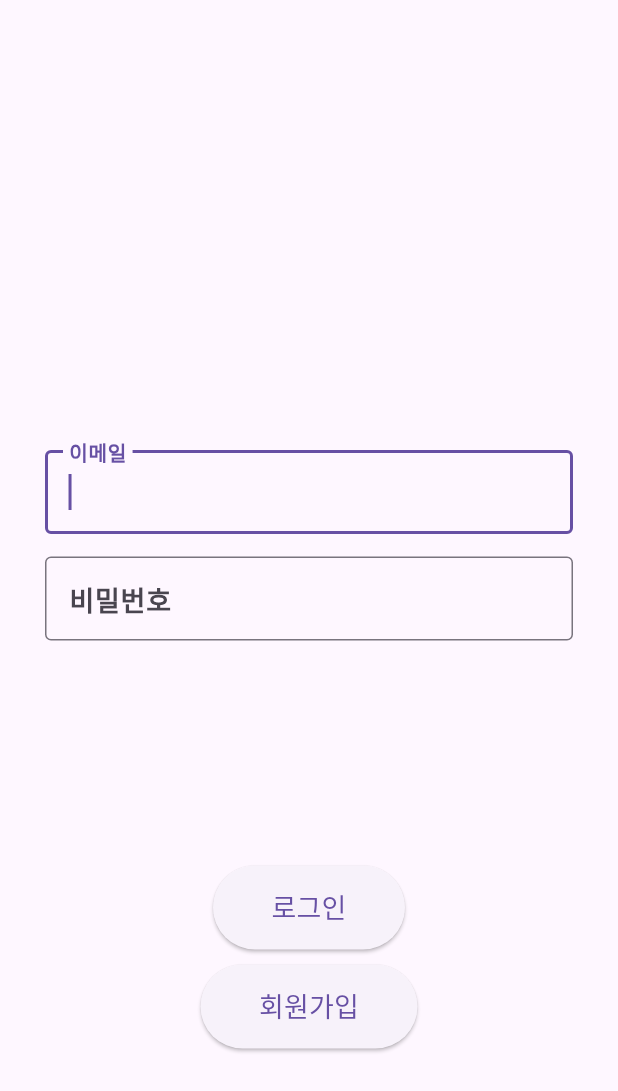
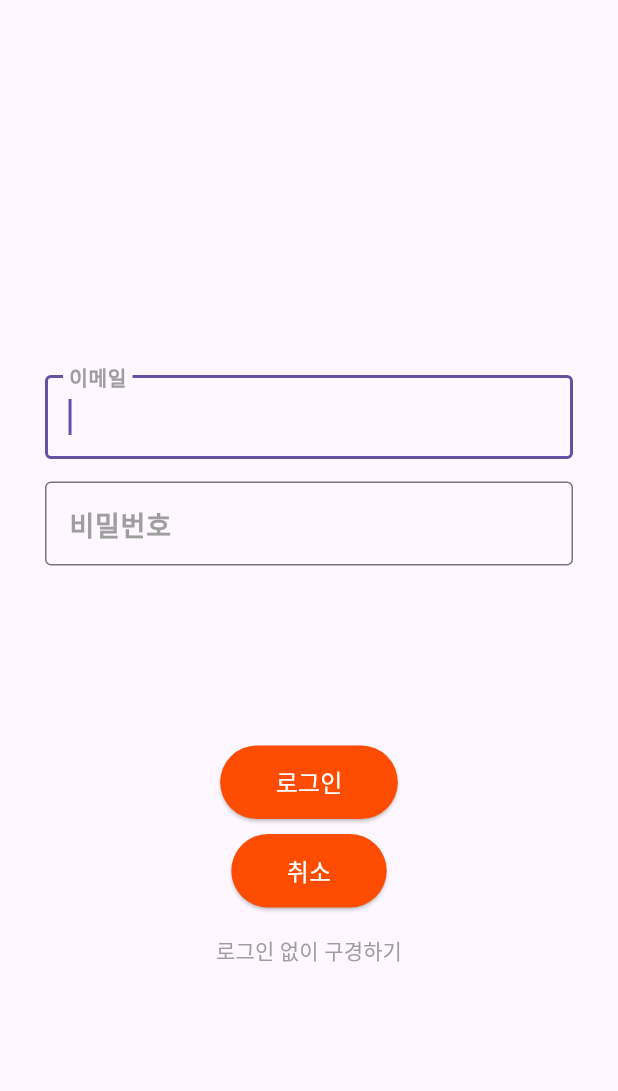
Before and after one commit to pknu-wap/-2-Y-NOT-Project, a Flutter app: the screen it shows after launch, after a tap on "로그인", on a phone screen of 412 x 824 dp. Shown: the top 1091 px of the screen. Run offline on Flutter 3.47's test engine with Material 3 defaults, Android fonts, the phone set to English and light mode, and no system bars; our stand-ins replace cloud_firestore, firebase_auth, firebase_core, get, image_picker; missing offline and left inert: chatview; accounts and stored records are empty; network calls fail; project files that could hold a hidden picture were left out.

Commit message:
splash.dart 픽셀 오류 해결, loginPage.dart ui수정, 취소버튼

```diff
--- a/lib/SignUpPage.dart
+++ b/lib/SignUpPage.dart
@@ -170,7 +170,7 @@ class _SignUpFormState extends State<SignUpForm> {
                     TextFormField(
                       controller: _emailController,
                       decoration: InputDecoration(
-                        hintText: 'example@example.com',
+                        hintText: 'example@pukyong.ac.kr',
                         border: OutlineInputBorder(
                           borderRadius: BorderRadius.circular(16.0), // 입력 창 테두리
                         ),
--- a/lib/loginPage.dart
+++ b/lib/loginPage.dart
@@ -3,9 +3,9 @@ import 'package:firebase_auth/firebase_auth.dart';
 import 'package:flutter/material.dart';
 import 'package:flutter_01/Book_SearchList.dart';
 import 'package:flutter_01/successPage.dart';
-import 'package:flutter_01/user.dart';
 import 'package:get/get.dart';
-import 'package:flutter_01/SignUpPage.dart';
+import 'SignUpPage.dart';
+import 'splash.dart'; // Ensure this is the correct import
 
 class LoginController extends GetxController {
   final FirebaseAuth _authentication = FirebaseAuth.instance;
@@ -37,7 +37,6 @@ class LoginController extends GetxController {
       return true;
     } on FirebaseAuthException catch (e) {
       String errorMessage;
-      //honprint(e.code);
       switch (e.code) {
         case 'user-not-found':
           errorMessage = '사용자를 찾을 수 없습니다.';
@@ -73,7 +72,7 @@ class _LoginPageState extends State<LoginPage> {
   Widget build(BuildContext context) {
     return Scaffold(
       body: SingleChildScrollView(
-        padding: const EdgeInsets.only(top: 300, left: 30, right: 30),
+        padding: const EdgeInsets.only(top: 250, left: 30, right: 30),
         child: Form(
           key: _key,
           child: Column(
@@ -88,12 +87,15 @@ class _LoginPageState extends State<LoginPage> {
                   }
                 },
                 onSaved: (val) => _loginController.userEmail.value = val ?? '',
-                decoration: const InputDecoration(
-                  border: OutlineInputBorder(),
+                decoration: InputDecoration(
+                  border: OutlineInputBorder(
+                    borderSide: BorderSide(color: Colors.grey),
+                  ),
                   labelText: '이메일',
                   labelStyle: TextStyle(
                     fontSize: 18,
                     fontWeight: FontWeight.bold,
+                    color: Colors.grey,
                   ),
                 ),
               ),
@@ -109,16 +111,19 @@ class _LoginPageState extends State<LoginPage> {
                   }
                 },
                 onSaved: (val) => _loginController.userPassword.value = val ?? '',
-                decoration: const InputDecoration(
-                  border: OutlineInputBorder(),
+                decoration: InputDecoration(
+                  border: OutlineInputBorder(
+                    borderSide: BorderSide(color: Colors.grey),
+                  ),
                   labelText: '비밀번호',
                   labelStyle: TextStyle(
                     fontSize: 18,
                     fontWeight: FontWeight.bold,
+                    color: Colors.grey,
                   ),
                 ),
               ),
-              const SizedBox(height: 150),
+              const SizedBox(height: 120),
               ElevatedButton(
                 onPressed: () async {
                   if (_key.currentState!.validate()) {
@@ -130,30 +135,50 @@ class _LoginPageState extends State<LoginPage> {
                   }
                 },
                 child: Container(
-                  padding: const EdgeInsets.all(15),
+                  padding: const EdgeInsets.all(13),
                   child: const Text(
                     "로그인",
                     style: TextStyle(
-                      fontSize: 18,
+                      fontSize: 16,
+                      color: Colors.white,
                     ),
                   ),
+                ),
+                style: ElevatedButton.styleFrom(
+                  backgroundColor: Color(0xFFFE4D02),
                 ),
               ),
               const SizedBox(height: 10),
               ElevatedButton(
                 onPressed: () => Navigator.push(context,
-                    MaterialPageRoute(builder: (context) => SignUpForm())),
+                    MaterialPageRoute(builder: (context) => MyApp())), // Navigate to the splash screen
                 child: Container(
-                  padding: const EdgeInsets.all(15),
+                  padding: const EdgeInsets.all(13),
                   child: const Text(
-                    "회원가입",
+                    "취소",
                     style: TextStyle(
-                      fontSize: 18,
+                      fontSize: 16,
+                      color: Colors.white,
                     ),
                   ),
                 ),
+                style: ElevatedButton.styleFrom(
+                  backgroundColor: Color(0xFFFE4D02),
+                ),
               ),
-              const SizedBox(height: 10)
+              const SizedBox(height: 5),
+              TextButton(
+                onPressed: () {
+                  Navigator.push(
+                    context,
+                    MaterialPageRoute(builder: (context) => MainPage()),
+                  );
+                },
+                child: const Text(
+                  '로그인 없이 구경하기',
+                  style: TextStyle(color: Colors.grey),
+                ),
+              ),
             ],
           ),
         ),
--- a/lib/splash.dart
+++ b/lib/splash.dart
@@ -26,6 +26,7 @@ class HomeScreen extends StatelessWidget {
     return Scaffold(
       backgroundColor: Color(0xFFFE4D02),
       body: Center(
+        child: SingleChildScrollView(
           child: Column(
             mainAxisAlignment: MainAxisAlignment.center,
             children: [
@@ -35,7 +36,7 @@ class HomeScreen extends StatelessWidget {
                 width: 300,
                 height: 300,
               ),
-            SizedBox(height: 90),
+              SizedBox(height: 30),
               ElevatedButton(
                 style: ElevatedButton.styleFrom(
                   backgroundColor: Color(0xFFFE8653),
@@ -50,7 +51,10 @@ class HomeScreen extends StatelessWidget {
                     MaterialPageRoute(builder: (context) => LoginPage()),
                   );
                 },
-              child: Text('로그인',style: TextStyle(color: Colors.white),),
+                child: Text(
+                  '로그인',
+                  style: TextStyle(color: Colors.white),
+                ),
               ),
               SizedBox(height: 20),
               ElevatedButton(
@@ -67,7 +71,10 @@ class HomeScreen extends StatelessWidget {
                     MaterialPageRoute(builder: (context) => SignUpForm()),
                   );
                 },
-              child: Text('회원가입',style: TextStyle(color: Colors.white),),
+                child: Text(
+                  '회원가입',
+                  style: TextStyle(color: Colors.white),
+                ),
               ),
               SizedBox(height: 5),
               TextButton(
@@ -82,13 +89,17 @@ class HomeScreen extends StatelessWidget {
                   style: TextStyle(color: Colors.white),
                 ),
               ),
-            SizedBox(height: 70),
-            Text('Y-NOT',style: TextStyle(
+              SizedBox(height: 30),
+              Text(
+                'Y-NOT',
+                style: TextStyle(
                   fontSize: 30,
                   color: Colors.white,
                   fontWeight: FontWeight.bold,
-            ),)
+                ),
+              )
             ],
+          ),
         ),
       ),
     );
```
Lines whose indentation alone changed are shown as unchanged.
